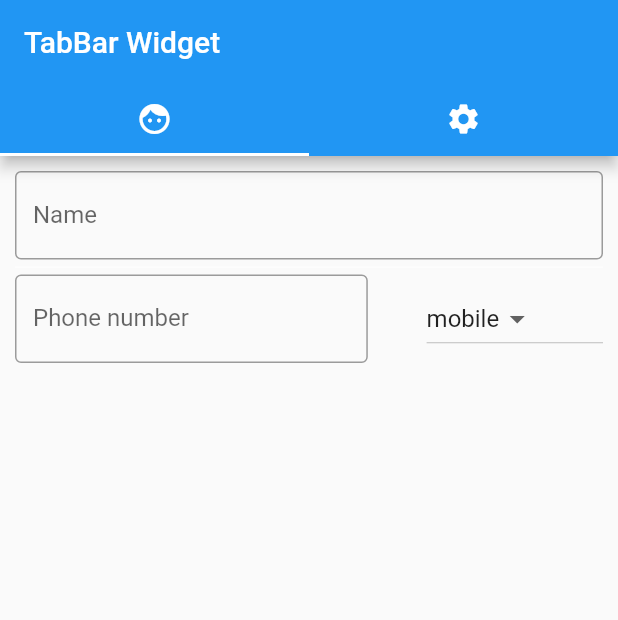
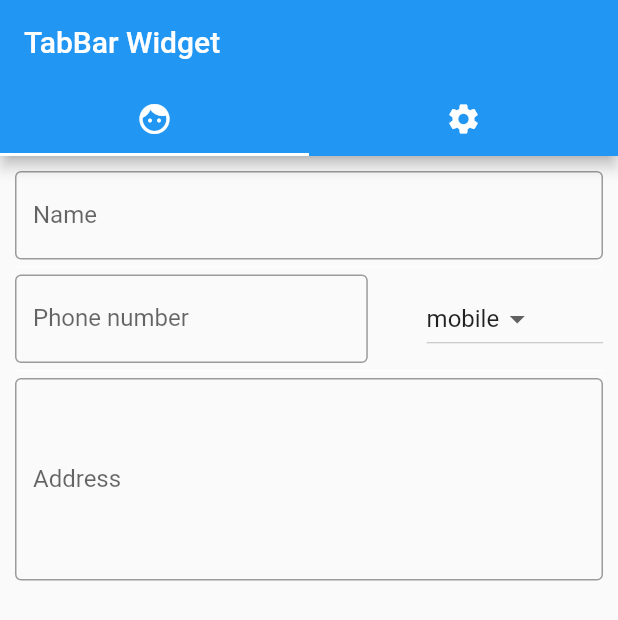
Before and after one commit to IceVanilla/FlutterCase, a Flutter app: the screen it shows after launch, on a phone screen of 412 x 824 dp. Shown: the top 620 px of the screen. Run offline on Flutter 3.47's test engine with Material 2 defaults, Android fonts, the phone set to English and light mode, and no system bars.

Commit message:
form: address

```diff
--- a/form/lib/main.dart
+++ b/form/lib/main.dart
@@ -100,6 +100,17 @@ class FormState extends State<FormPage> {
                       )
                     ],
                   ),
+                  Divider(
+                      height: 10,
+                      color: Colors.white,
+                  ),
+                  TextField(
+                      maxLines: 5,
+                      decoration: InputDecoration(
+                      border: OutlineInputBorder(),
+                      labelText: "Address",
+                      ),
+                  )
                 ],
               ),
             ),
```
